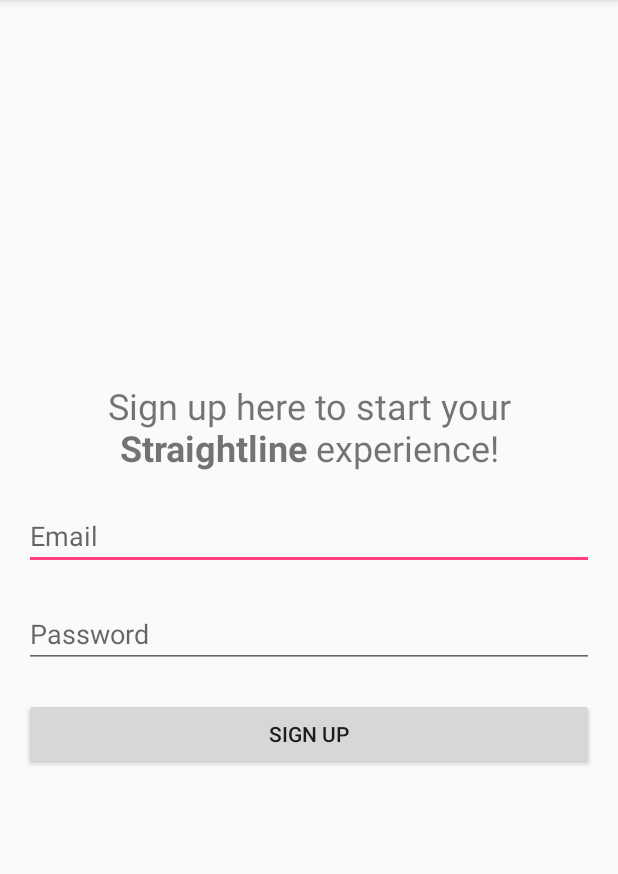
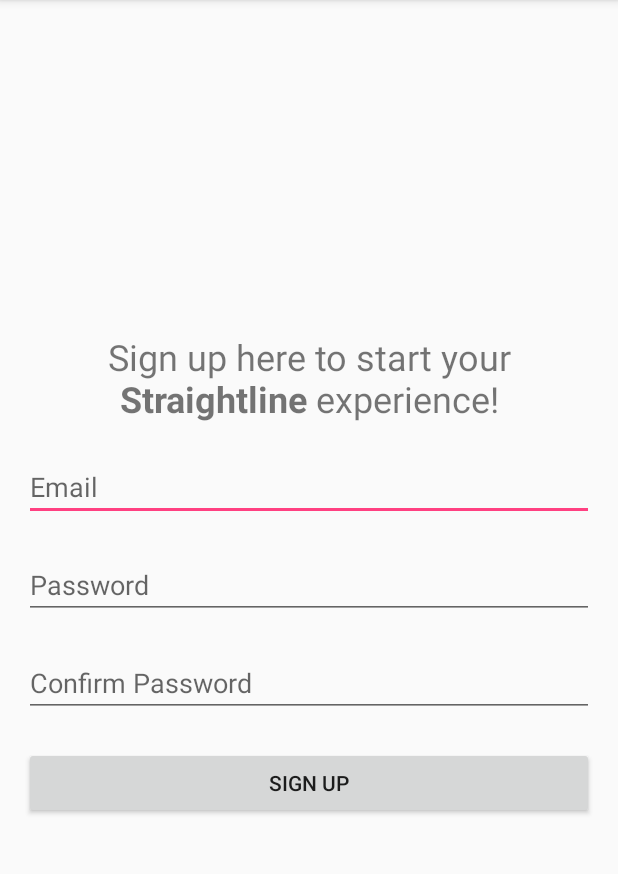
Before and after one commit to jmahoney13/FirebaseVerticalPrototype, an Android app: the SignUpScreenActivity screen opened directly, with no data from a screen before it, after a tap on "SIGN UP", on a phone screen of 412 x 824 dp, the part 84-958 px from its top. Run offline under Robolectric (Android 15) with nearby library versions, the phone set to English and light mode, and no system bars; libraries missing offline, so code that uses them is left out: com.firebase.client; 2 statements that could not run were skipped.

```diff
--- a/app/src/main/java/edu/calpoly/jwmahone/firebaseverticalprototype/SignUpScreenActivity.java
+++ b/app/src/main/java/edu/calpoly/jwmahone/firebaseverticalprototype/SignUpScreenActivity.java
@@ -6,7 +6,8 @@ import android.os.Bundle;
 import android.view.View;
 import android.widget.Button;
 import android.widget.EditText;
-
+import android.widget.Toast;
+import com.firebase.client.AuthData;
 import com.firebase.client.Firebase;
 import com.firebase.client.FirebaseError;
 
@@ -15,6 +16,7 @@ public class SignUpScreenActivity extends AppCompatActivity {
     private EditText emailEditText;
     private EditText passwordEditText;
     private Button signUpButton;
+    private EditText confirmPasswordEditText;
 
     @Override
     protected void onCreate(Bundle savedInstanceState) {
@@ -24,22 +26,36 @@ public class SignUpScreenActivity extends AppCompatActivity {
         emailEditText = (EditText) findViewById(R.id.emailField);
         passwordEditText = (EditText) findViewById(R.id.passField);
         signUpButton = (Button) findViewById(R.id.signUpButton);
+        confirmPasswordEditText = (EditText) findViewById(R.id.confirmPassField);
 
         final Firebase rootBase = new Firebase(MainActivity.FIREBASEURL);
 
         signUpButton.setOnClickListener(new View.OnClickListener() {
             @Override
             public void onClick(View v) {
-                String emailAddr = emailEditText.getText().toString();
-                String pass = passwordEditText.getText().toString();
+                final String emailAddr = emailEditText.getText().toString();
+                final String pass = passwordEditText.getText().toString();
+                String confirmPass = confirmPasswordEditText.getText().toString();
 
+                if (pass.equals(confirmPass)) {
                     rootBase.createUser(emailAddr, pass, new Firebase.ResultHandler() {
+
                         @Override
                         public void onSuccess() {
+                            rootBase.authWithPassword(emailAddr, pass, new Firebase.AuthResultHandler() {
+                                @Override
+                                public void onAuthenticated(AuthData authData) {
                                     Intent intent = new Intent(SignUpScreenActivity.this, MainActivity.class);
                                     intent.addFlags(Intent.FLAG_ACTIVITY_NEW_TASK);
                                     intent.addFlags(Intent.FLAG_ACTIVITY_CLEAR_TASK);
                                     startActivity(intent);
+                                }
+
+                                @Override
+                                public void onAuthenticationError(FirebaseError firebaseError) {
+
+                                }
+                            });
                         }
 
                         @Override
@@ -48,6 +64,10 @@ public class SignUpScreenActivity extends AppCompatActivity {
                         }
                     });
                 }
+                else {
+                    Toast.makeText(SignUpScreenActivity.this, "Check if passwords match.", Toast.LENGTH_LONG).show();
+                }
+            }
         });
 
     }
--- a/app/src/main/res/layout/activity_sign_up_screen.xml
+++ b/app/src/main/res/layout/activity_sign_up_screen.xml
@@ -44,11 +44,19 @@
         android:hint="@string/passwordHintText"
         android:layout_marginBottom="20dp"/>
 
+    <EditText android:id="@+id/confirmPassField"
+        android:layout_width="match_parent"
+        android:layout_height="wrap_content"
+        android:layout_below="@id/passField"
+        android:inputType="textPassword"
+        android:hint="Confirm Password"
+        android:layout_marginBottom="20dp"/>
+
     <Button
         android:id="@+id/signUpButton"
         android:layout_width="match_parent"
         android:layout_height="wrap_content"
-        android:layout_below="@+id/passField"
+        android:layout_below="@+id/confirmPassField"
         android:text="@string/signUpButtonLabel" />
 
 </RelativeLayout>
```
Also changed, not shown: app/src/main/java/edu/calpoly/jwmahone/firebaseverticalprototype/LoginScreenActivity.java (+0 -7 lines), app/src/main/java/edu/calpoly/jwmahone/firebaseverticalprototype/MainActivity.java (+38 -22 lines), app/src/main/java/edu/calpoly/jwmahone/firebaseverticalprototype/MountainPost.java (+16 -0 lines), app/src/main/res/layout/activity_main.xml (+6 -4 lines). Lines whose indentation alone changed are shown as unchanged.
